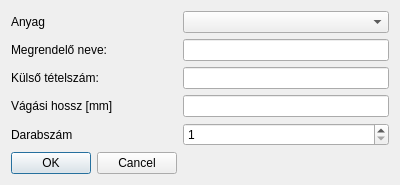
Old version of the form view/dialog/input/addinputdialog.ui in the repository horvathzoltan/cutplannerpro.
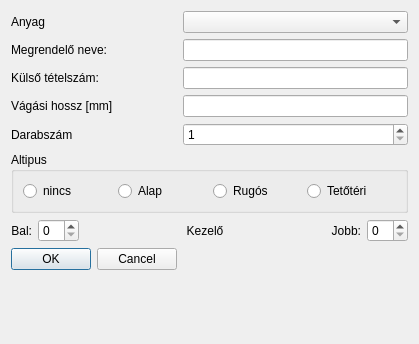
New version of the form.

What changed in the file:
```diff
--- a/view/dialog/input/addinputdialog.ui
+++ b/view/dialog/input/addinputdialog.ui
@@ -6,14 +6,44 @@
    <rect>
     <x>0</x>
     <y>0</y>
-    <width>400</width>
-    <height>171</height>
+    <width>419</width>
+    <height>344</height>
    </rect>
   </property>
   <property name="windowTitle">
    <string>Dialog</string>
   </property>
   <layout class="QFormLayout" name="formLayout">
+   <item row="1" column="0">
+    <widget class="QLabel" name="label_3">
+     <property name="text">
+      <string>Anyag</string>
+     </property>
+    </widget>
+   </item>
+   <item row="1" column="1">
+    <widget class="QComboBox" name="comboMaterial"/>
+   </item>
+   <item row="2" column="0">
+    <widget class="QLabel" name="label_owner">
+     <property name="text">
+      <string>Megrendelő neve:</string>
+     </property>
+    </widget>
+   </item>
+   <item row="2" column="1">
+    <widget class="QLineEdit" name="editOwner"/>
+   </item>
+   <item row="3" column="0">
+    <widget class="QLabel" name="label_ref">
+     <property name="text">
+      <string>Külső tételszám:</string>
+     </property>
+    </widget>
+   </item>
+   <item row="3" column="1">
+    <widget class="QLineEdit" name="editReference"/>
+   </item>
    <item row="4" column="0">
     <widget class="QLabel" name="label">
      <property name="text">
@@ -38,7 +68,7 @@
      </property>
     </widget>
    </item>
-   <item row="10" column="0">
+   <item row="11" column="0">
     <widget class="QDialogButtonBox" name="buttonBox">
      <property name="orientation">
       <enum>Qt::Orientation::Horizontal</enum>
@@ -48,35 +78,88 @@
      </property>
     </widget>
    </item>
-   <item row="1" column="0">
-    <widget class="QLabel" name="label_3">
-     <property name="text">
-      <string>Anyag</string>
+   <item row="7" column="0" colspan="2">
+    <widget class="QGroupBox" name="groupBox">
+     <property name="title">
+      <string>Altipus</string>
      </property>
+     <layout class="QGridLayout" name="gridLayout">
+      <item row="0" column="3">
+       <widget class="QRadioButton" name="radioButton_tetoteri">
+        <property name="text">
+         <string>Tetőtéri</string>
+        </property>
+       </widget>
+      </item>
+      <item row="0" column="2">
+       <widget class="QRadioButton" name="radioButton_rugos">
+        <property name="text">
+         <string>Rugós</string>
+        </property>
+       </widget>
+      </item>
+      <item row="0" column="0">
+       <widget class="QRadioButton" name="radioButton_nincs">
+        <property name="text">
+         <string>nincs</string>
+        </property>
+       </widget>
+      </item>
+      <item row="0" column="1">
+       <widget class="QRadioButton" name="radioButton_alap">
+        <property name="text">
+         <string>Alap</string>
+        </property>
+       </widget>
+      </item>
+     </layout>
     </widget>
    </item>
-   <item row="1" column="1">
-    <widget class="QComboBox" name="comboMaterial"/>
-   </item>
-   <item row="2" column="0">
-    <widget class="QLabel" name="label_owner">
-     <property name="text">
-      <string>Megrendelő neve:</string>
-     </property>
-    </widget>
-   </item>
-   <item row="2" column="1">
-    <widget class="QLineEdit" name="editOwner"/>
-   </item>
-   <item row="3" column="0">
-    <widget class="QLabel" name="label_ref">
-     <property name="text">
-      <string>Külső tételszám:</string>
-     </property>
-    </widget>
-   </item>
-   <item row="3" column="1">
-    <widget class="QLineEdit" name="editReference"/>
+   <item row="8" column="0" colspan="2">
+    <layout class="QHBoxLayout" name="horizontalLayout">
+     <item>
+      <widget class="QLabel" name="label_5">
+       <property name="text">
+        <string>Bal:</string>
+       </property>
+       <property name="alignment">
+        <set>Qt::AlignmentFlag::AlignRight|Qt::AlignmentFlag::AlignTrailing|Qt::AlignmentFlag::AlignVCenter</set>
+       </property>
+      </widget>
+     </item>
+     <item>
+      <widget class="QSpinBox" name="spinBox_left"/>
+     </item>
+     <item>
+      <widget class="QLabel" name="label_4">
+       <property name="sizePolicy">
+        <sizepolicy hsizetype="Preferred" vsizetype="Preferred">
+         <horstretch>1</horstretch>
+         <verstretch>0</verstretch>
+        </sizepolicy>
+       </property>
+       <property name="text">
+        <string>Kezelő</string>
+       </property>
+       <property name="alignment">
+        <set>Qt::AlignmentFlag::AlignCenter</set>
+       </property>
+      </widget>
+     </item>
+     <item>
+      <widget class="QLabel" name="label_6">
+       <property name="text">
+        <string>Jobb:</string>
+       </property>
+       <property name="alignment">
+        <set>Qt::AlignmentFlag::AlignRight|Qt::AlignmentFlag::AlignTrailing|Qt::AlignmentFlag::AlignVCenter</set>
+       </property>
+      </widget>
+     </item>
+     <item>
+      <widget class="QSpinBox" name="spinBox_right"/>
+     </item>
+    </layout>
    </item>
   </layout>
  </widget>
```
